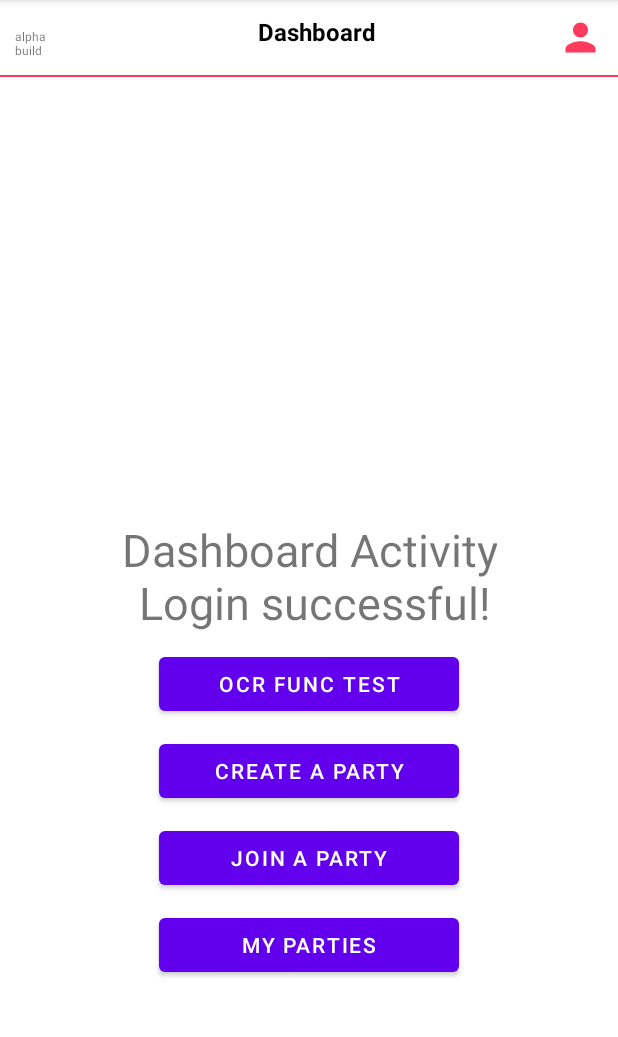
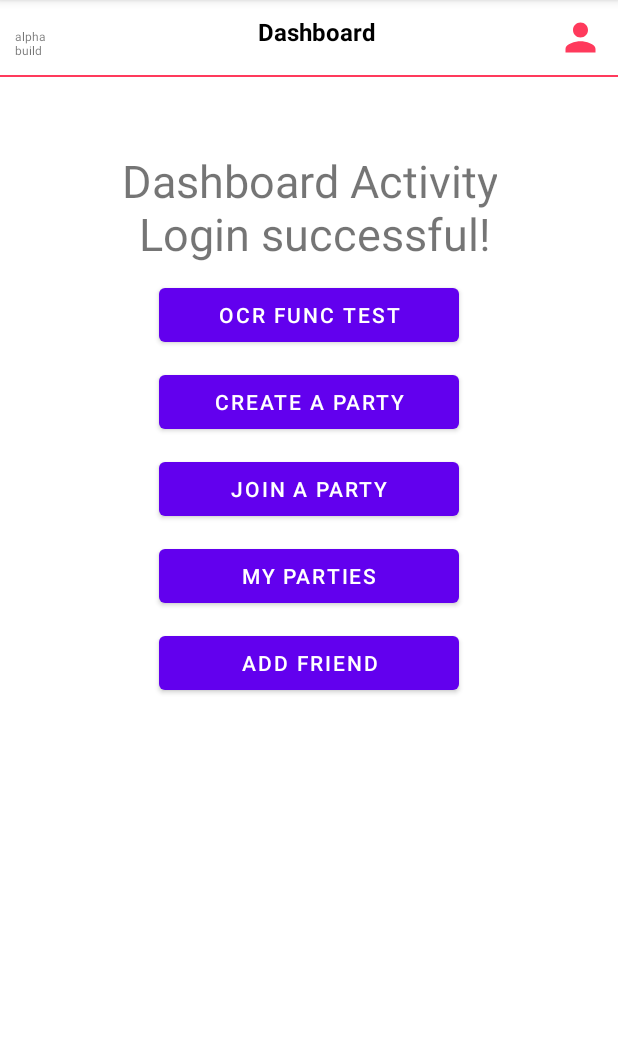
Before and after one commit to Szymon-Nolbertowicz/PartyShareApp, an Android app: the screen it shows after launch once a user with an empty profile is signed in (Dashboard), on a phone screen of 412 x 824 dp, the part 84-1121 px from its top. Run offline under Robolectric (Android 15) with nearby library versions, the phone set to English and light mode, and no system bars; our stand-ins replace Firebase (no records; nobody signed in at launch, a user with empty details on screens opened directly).

Commit message:
friend request functionality added

```diff
--- a/app/src/main/res/layout/activity_dashboard.xml
+++ b/app/src/main/res/layout/activity_dashboard.xml
@@ -12,7 +12,7 @@
         android:id="@+id/success"
         android:layout_width="wrap_content"
         app:layout_constraintTop_toTopOf="parent"
-        app:layout_constraintBottom_toBottomOf="parent"
+        android:layout_marginTop="100dp"
         app:layout_constraintStart_toStartOf="parent"
         app:layout_constraintEnd_toEndOf="parent"
         android:text="Dashboard Activity\n Login successful!"
@@ -65,4 +65,14 @@
         android:layout_height="wrap_content"
         android:textColor="#ffffff"
         android:text="My parties"/>
+    <Button
+        app:layout_constraintTop_toBottomOf="@+id/btnPartyList"
+        android:id="@+id/btnAddFriend"
+        android:layout_margin="10dp"
+        app:layout_constraintStart_toStartOf="parent"
+        app:layout_constraintEnd_toEndOf="parent"
+        android:layout_width="200dp"
+        android:layout_height="wrap_content"
+        android:textColor="#ffffff"
+        android:text="Add Friend"/>
 </androidx.constraintlayout.widget.ConstraintLayout>
```
Also changed, not shown: app/src/main/java/com/example/partyshare/Dashboard.kt (+66 -6 lines), app/src/main/res/layout/dialog_add_friend.xml (added, +61 -0 lines).
